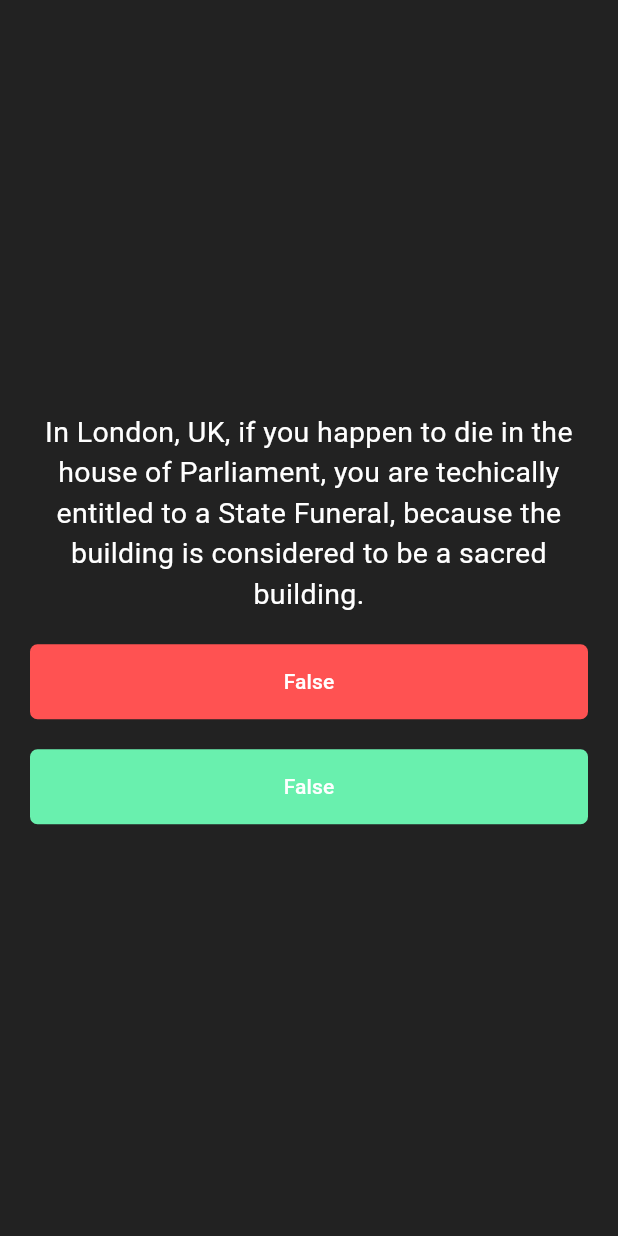
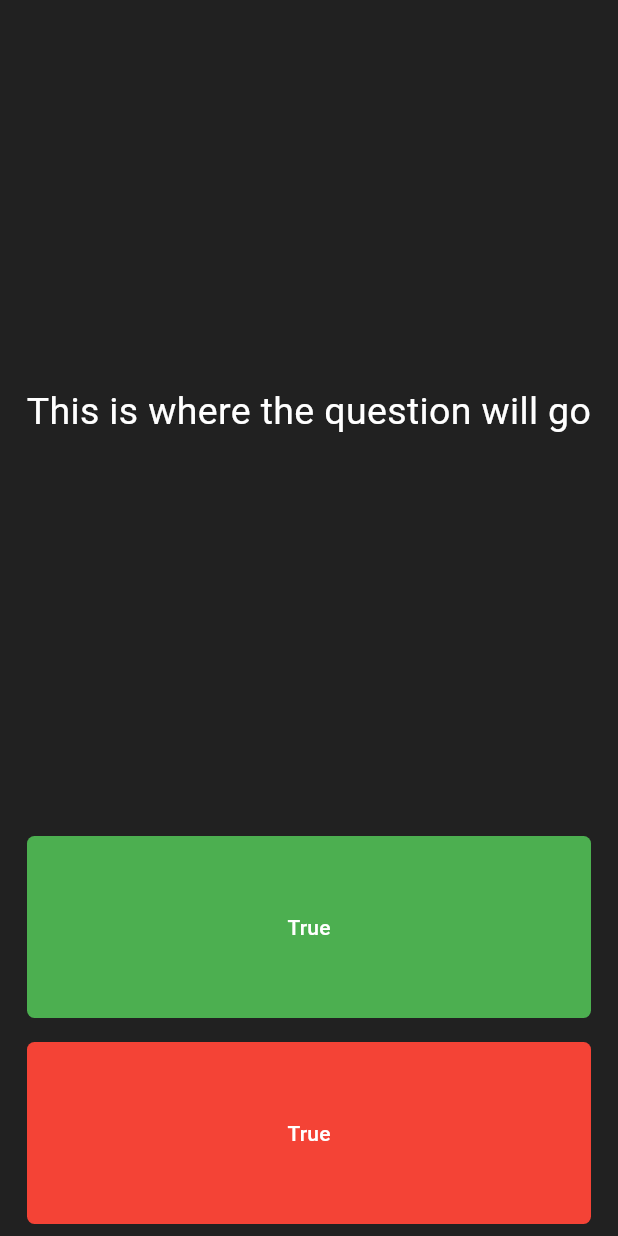
Before and after one commit to Danyyel06/Quiz-App, a Flutter app: the screen it shows after launch, on a phone screen of 412 x 824 dp. Run offline on Flutter 3.47's test engine with Material 3 defaults, Android fonts, the light colour scheme and no system bars.

Commit message:
Changes made

```diff
--- a/lib/main.dart
+++ b/lib/main.dart
@@ -1,61 +1,84 @@
 import 'package:flutter/material.dart';
 
 void main() {
-  runApp(const MyApp());
+  runApp(MyApp());
 }
 
 class MyApp extends StatelessWidget {
-  const MyApp({super.key});
-
-  // This widget is the root of your application.
   @override
   Widget build(BuildContext context) {
     return MaterialApp(
       debugShowCheckedModeBanner: false,
       home: Scaffold(
-        backgroundColor: Colors.black87,
-        body: Center(
+        backgroundColor: Colors.grey.shade900,
+        body: SafeArea(
           child: Padding(
-            padding: const EdgeInsets.all(20.0),
-            child: Column(
-              mainAxisAlignment: MainAxisAlignment.center,
-              crossAxisAlignment: CrossAxisAlignment.center,
-              children: [
-                const Text(
-                  'In London, UK, if you happen to die in the house of Parliament, you are techically entitled to a State Funeral, because the building is considered to be a sacred building.',
-                  textAlign: TextAlign.center,
-                  style: TextStyle(fontSize: 19, color: Colors.white),
-                ),
-                const SizedBox(height: 20),
-                TextButton(
-                  onPressed: () {},
-                  style: TextButton.styleFrom(
-                    backgroundColor: Colors.redAccent,
-                    minimumSize: const Size(550, 50),
-                    shape: RoundedRectangleBorder(
-                      borderRadius: BorderRadius.circular(5),
-                    ), // width, height
-                  ),
-                  child: Text("False", style: TextStyle(color: Colors.white)),
-                ),
-                const SizedBox(height: 20),
-                TextButton(
-                  onPressed: () {},
-                  style: TextButton.styleFrom(
-                    backgroundColor: Colors.greenAccent,
-
-                    minimumSize: const Size(550, 50),
-                    shape: RoundedRectangleBorder(
-                      borderRadius: BorderRadius.circular(5),
-                    ), // width, height
-                  ),
-                  child: Text("False", style: TextStyle(color: Colors.white)),
-                ),
-              ],
-            ),
+            padding: EdgeInsets.symmetric(horizontal: 10.0),
+            child: QuizApp(),
           ),
         ),
       ),
     );
   }
 }
+
+class QuizApp extends StatefulWidget {
+  const QuizApp({super.key});
+
+  @override
+  State<QuizApp> createState() => _QuizAppState();
+}
+
+class _QuizAppState extends State<QuizApp> {
+  @override
+  Widget build(BuildContext context) {
+    return Column(
+      mainAxisAlignment: MainAxisAlignment.spaceBetween,
+      crossAxisAlignment: CrossAxisAlignment.stretch,
+      children: <Widget>[
+        Expanded(
+          flex: 4,
+          child: Center(
+            child: Text(
+              "This is where the question will go",
+              textAlign: TextAlign.center,
+              style: TextStyle(fontSize: 25.0, color: Colors.white),
+            ),
+          ),
+        ),
+
+        Expanded(
+          child: Padding(
+            padding: const EdgeInsets.all(8.0),
+            child: TextButton(
+              style: TextButton.styleFrom(
+                backgroundColor: Colors.green,
+                shape: RoundedRectangleBorder(
+                  borderRadius: BorderRadius.circular(5),
+                ),
+              ),
+              onPressed: () {},
+              child: Text("True", style: TextStyle(color: Colors.white)),
+            ),
+          ),
+        ),
+
+        Expanded(
+          child: Padding(
+            padding: const EdgeInsets.all(8.0),
+            child: TextButton(
+              style: TextButton.styleFrom(
+                backgroundColor: Colors.red,
+                shape: RoundedRectangleBorder(
+                  borderRadius: BorderRadius.circular(5),
+                ),
+              ),
+              onPressed: () {},
+              child: Text("True", style: TextStyle(color: Colors.white)),
+            ),
+          ),
+        ),
+      ],
+    );
+  }
+}
```
Also changed, not shown: 1 other file.
